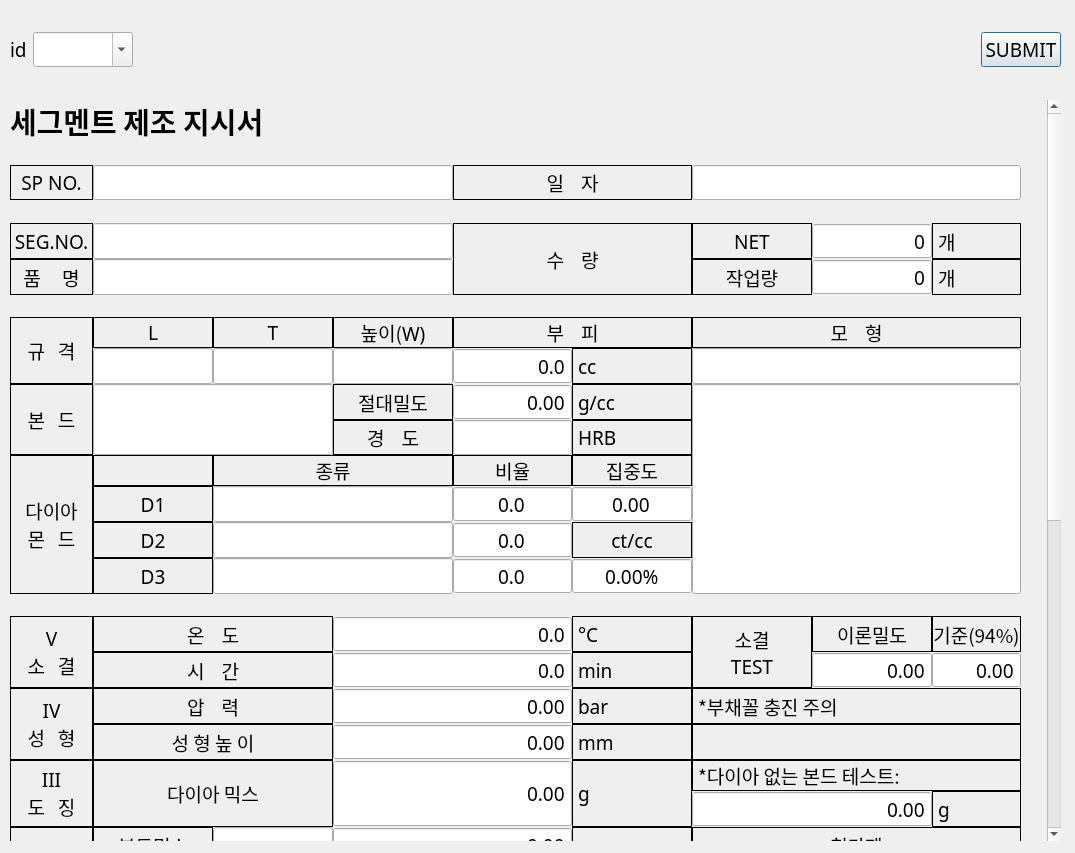
Qt form ui/spWidget.ui (SuhYeoJee/OrderManager) before a commit.
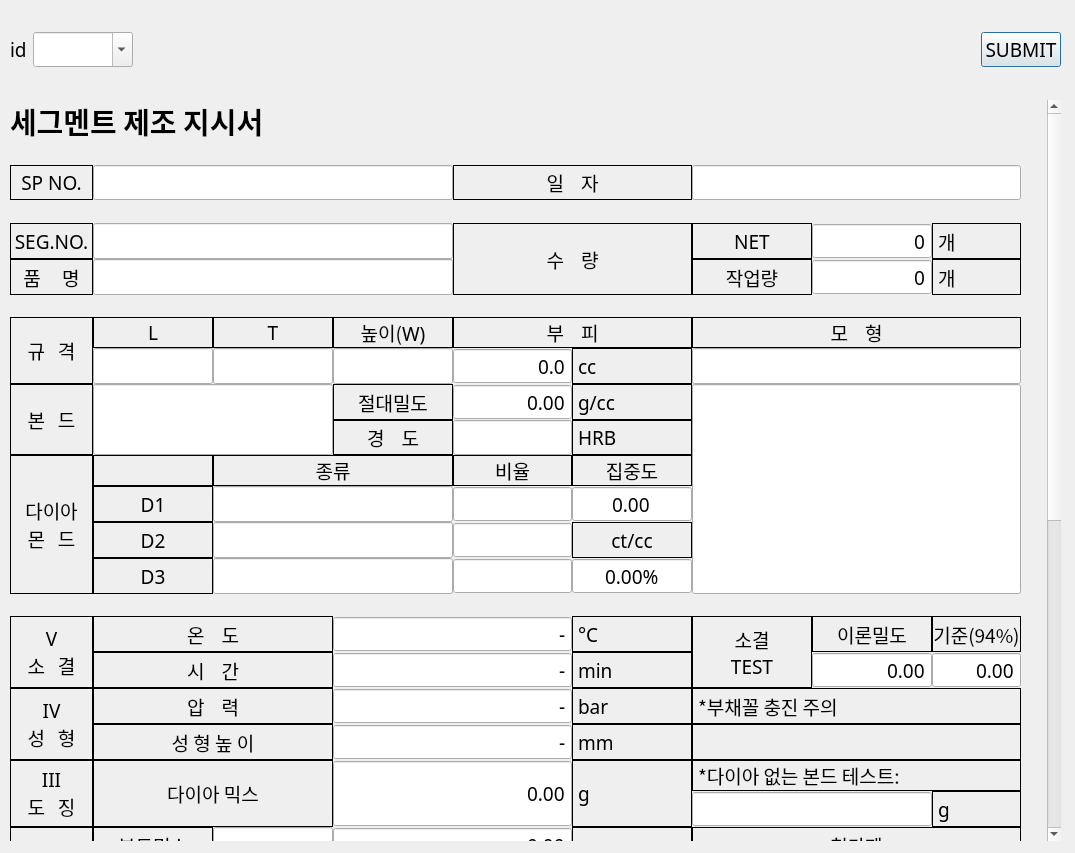
The same form after that commit.

The edit to the form file:
```diff
--- a/ui/spWidget.ui
+++ b/ui/spWidget.ui
@@ -206,6 +206,9 @@
         <property name="buttonSymbols">
          <enum>QAbstractSpinBox::NoButtons</enum>
         </property>
+        <property name="specialValueText">
+         <string>-</string>
+        </property>
         <property name="decimals">
          <number>1</number>
         </property>
@@ -741,6 +744,9 @@
         <property name="buttonSymbols">
          <enum>QAbstractSpinBox::NoButtons</enum>
         </property>
+        <property name="specialValueText">
+         <string> </string>
+        </property>
         <property name="decimals">
          <number>1</number>
         </property>
@@ -944,6 +950,9 @@
         <property name="buttonSymbols">
          <enum>QAbstractSpinBox::NoButtons</enum>
         </property>
+        <property name="specialValueText">
+         <string>-</string>
+        </property>
         <property name="maximum">
          <double>999999.000000000000000</double>
         </property>
@@ -1128,6 +1137,9 @@
         <property name="buttonSymbols">
          <enum>QAbstractSpinBox::NoButtons</enum>
         </property>
+        <property name="specialValueText">
+         <string>-</string>
+        </property>
         <property name="maximum">
          <double>999999.000000000000000</double>
         </property>
@@ -1287,6 +1299,9 @@
         <property name="buttonSymbols">
          <enum>QAbstractSpinBox::NoButtons</enum>
         </property>
+        <property name="specialValueText">
+         <string> </string>
+        </property>
         <property name="decimals">
          <number>1</number>
         </property>
@@ -1865,6 +1880,9 @@
         <property name="buttonSymbols">
          <enum>QAbstractSpinBox::NoButtons</enum>
         </property>
+        <property name="specialValueText">
+         <string> </string>
+        </property>
         <property name="decimals">
          <number>1</number>
         </property>
@@ -2534,6 +2552,9 @@
         <property name="buttonSymbols">
          <enum>QAbstractSpinBox::NoButtons</enum>
         </property>
+        <property name="specialValueText">
+         <string> </string>
+        </property>
        </widget>
       </item>
       <item row="16" column="3" colspan="2">
@@ -2553,6 +2574,9 @@
         <property name="buttonSymbols">
          <enum>QAbstractSpinBox::NoButtons</enum>
         </property>
+        <property name="specialValueText">
+         <string>-</string>
+        </property>
         <property name="decimals">
          <number>1</number>
         </property>
```
Left out of the diff: 81 changed lines with no effect on the pictures.
